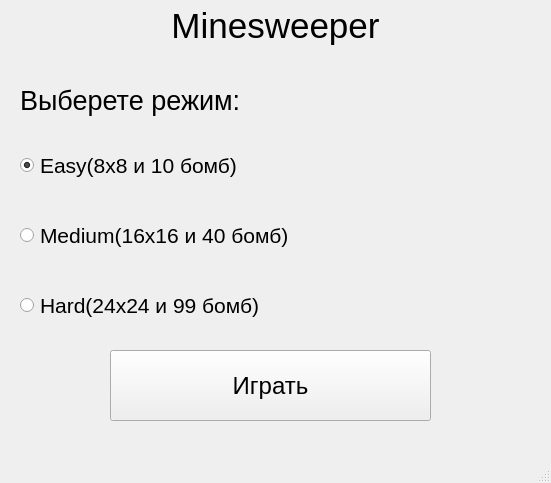
Qt form designStart.ui (igorfardoc/Minesweeper) before a commit.
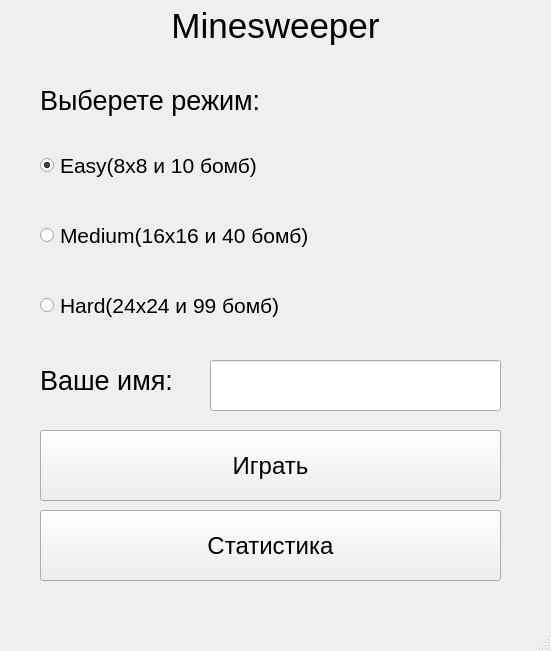
The same form after that commit.

What changed in the file:
```diff
--- a/designStart.ui
+++ b/designStart.ui
@@ -7,7 +7,7 @@
     <x>0</x>
     <y>0</y>
     <width>551</width>
-    <height>483</height>
+    <height>651</height>
    </rect>
   </property>
   <property name="windowTitle">
@@ -17,7 +17,7 @@
    <widget class="QRadioButton" name="easy">
     <property name="geometry">
      <rect>
-      <x>20</x>
+      <x>40</x>
       <y>150</y>
       <width>311</width>
       <height>31</height>
@@ -38,7 +38,7 @@
    <widget class="QLabel" name="label">
     <property name="geometry">
      <rect>
-      <x>20</x>
+      <x>40</x>
       <y>80</y>
       <width>311</width>
       <height>41</height>
@@ -80,7 +80,7 @@
    <widget class="QRadioButton" name="medium">
     <property name="geometry">
      <rect>
-      <x>20</x>
+      <x>40</x>
       <y>220</y>
       <width>371</width>
       <height>31</height>
@@ -98,7 +98,7 @@
    <widget class="QRadioButton" name="hard">
     <property name="geometry">
      <rect>
-      <x>20</x>
+      <x>40</x>
       <y>290</y>
       <width>311</width>
       <height>31</height>
@@ -116,9 +116,9 @@
    <widget class="QPushButton" name="play">
     <property name="geometry">
      <rect>
-      <x>110</x>
-      <y>350</y>
-      <width>321</width>
+      <x>40</x>
+      <y>430</y>
+      <width>461</width>
       <height>71</height>
      </rect>
     </property>
@@ -131,6 +131,60 @@
      <string>Играть</string>
     </property>
    </widget>
+   <widget class="QLineEdit" name="line">
+    <property name="geometry">
+     <rect>
+      <x>210</x>
+      <y>360</y>
+      <width>291</width>
+      <height>51</height>
+     </rect>
+    </property>
+    <property name="font">
+     <font>
+      <pointsize>20</pointsize>
+     </font>
+    </property>
+   </widget>
+   <widget class="QLabel" name="label_3">
+    <property name="geometry">
+     <rect>
+      <x>40</x>
+      <y>360</y>
+      <width>171</width>
+      <height>41</height>
+     </rect>
+    </property>
+    <property name="font">
+     <font>
+      <family>MS Shell Dlg 2</family>
+      <pointsize>20</pointsize>
+      <weight>50</weight>
+      <bold>false</bold>
+     </font>
+    </property>
+    <property name="text">
+     <string>Ваше имя:</string>
+    </property>
+   </widget>
+   <widget class="QPushButton" name="st">
+    <property name="geometry">
+     <rect>
+      <x>40</x>
+      <y>510</y>
+      <width>461</width>
+      <height>71</height>
+     </rect>
+    </property>
+    <property name="font">
+     <font>
+      <pointsize>18</pointsize>
+     </font>
+    </property>
+    <property name="text">
+     <string>Статистика</string>
+    </property>
+   </widget>
   </widget>
   <widget class="QMenuBar" name="menubar">
    <property name="geometry">
```
